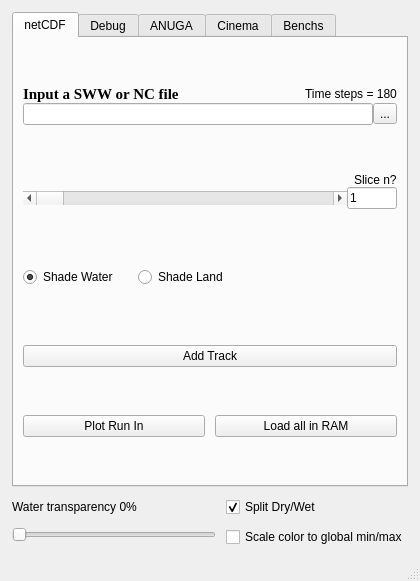
First picture: the form in deps/ui/aquamoto.ui, repository GenericMappingTools/InteractiveGMT, before the edit.
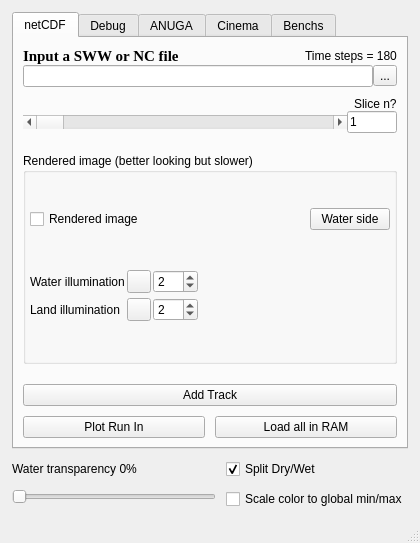
Second picture: the form after the edit.

Commit message: Aquamoto: "Rendered image" box drives the combined-image build

Patch:
```diff
--- a/deps/ui/aquamoto.ui
+++ b/deps/ui/aquamoto.ui
@@ -7,7 +7,7 @@
     <x>0</x>
     <y>0</y>
     <width>420</width>
-    <height>581</height>
+    <height>543</height>
    </rect>
   </property>
   <property name="windowTitle">
@@ -226,12 +226,30 @@
          </spacer>
         </item>
         <item>
-         <layout class="QHBoxLayout" name="shadeTogglesLayout">
+         <widget class="QGroupBox" name="renderedImageGroupBox">
+          <property name="title">
+           <string>Rendered image (better looking but slower)</string>
+          </property>
+          <layout class="QVBoxLayout" name="renderedImageGroupLayout">
           <property name="spacing">
-           <number>2</number>
-          </property>
+            <number>5</number>
+           </property>
+           <property name="leftMargin">
+            <number>4</number>
+           </property>
+           <property name="topMargin">
+            <number>0</number>
+           </property>
+           <property name="rightMargin">
+            <number>4</number>
+           </property>
+           <property name="bottomMargin">
+            <number>4</number>
+           </property>
           <item>
-           <widget class="QRadioButton" name="shadeWaterButton">
+            <layout class="QHBoxLayout" name="renderedImageLayout">
+             <item>
+              <widget class="QCheckBox" name="renderedImageCheck">
             <property name="sizePolicy">
              <sizepolicy hsizetype="Fixed" vsizetype="Fixed">
               <horstretch>0</horstretch>
@@ -239,31 +257,116 @@
              </sizepolicy>
             </property>
             <property name="text">
-             <string>Shade Water</string>
-            </property>
-            <property name="checked">
-             <bool>true</bool>
-            </property>
-           </widget>
-          </item>
+                <string>Rendered image</string>
+               </property>
+              </widget>
+             </item>
+             <item>
+              <spacer name="renderedImageSpacer">
+               <property name="orientation">
+                <enum>Qt::Orientation::Horizontal</enum>
+               </property>
+               <property name="sizeHint" stdset="0">
+                <size>
+                 <width>0</width>
+                 <height>0</height>
+                </size>
+               </property>
+              </spacer>
+             </item>
+             <item>
+              <widget class="QPushButton" name="renderedWaterSideButton">
+               <property name="sizePolicy">
+                <sizepolicy hsizetype="Fixed" vsizetype="Fixed">
+                 <horstretch>0</horstretch>
+                 <verstretch>0</verstretch>
+                </sizepolicy>
+               </property>
+               <property name="toolTip">
+                <string>Show the WATER half alone — the very picture the combine takes it from</string>
+               </property>
+               <property name="text">
+                <string>Water side</string>
+               </property>
+              </widget>
+             </item>
+            </layout>
+           </item>
           <item>
+            <layout class="QGridLayout" name="illumGridLayout">
+             <property name="horizontalSpacing">
+              <number>2</number>
+             </property>
+             <property name="verticalSpacing">
+              <number>5</number>
+             </property>
+             <item row="0" column="0">
+              <widget class="QLabel" name="waterIllumLabel">
+               <property name="text">
+                <string>Water illumination</string>
+               </property>
+              </widget>
+             </item>
+             <item row="0" column="1">
+              <widget class="QToolButton" name="waterIllumButton">
+               <property name="sizePolicy">
+                <sizepolicy hsizetype="Fixed" vsizetype="Fixed">
+                 <horstretch>0</horstretch>
+                 <verstretch>0</verstretch>
+                </sizepolicy>
+               </property>
+               <property name="toolTip">
+                <string>Illumination of the WATER side: pick the method the wet surface is lit with</string>
+               </property>
+               <property name="text">
+                <string/>
+               </property>
+              </widget>
+             </item>
+             <item row="0" column="2">
+              <widget class="QSpinBox" name="waterIllumModelSpinBox">
+               <property name="minimumSize">
+                <size>
+                 <width>45</width>
+                 <height>0</height>
+                </size>
+               </property>
+               <property name="toolTip">
+                <string>Illumination model (1-7) the WATER half is lit with</string>
+               </property>
+               <property name="minimum">
+                <number>1</number>
+               </property>
+               <property name="maximum">
+                <number>7</number>
+               </property>
+               <property name="value">
+                <number>2</number>
+               </property>
+              </widget>
+             </item>
+             <item row="0" column="3">
            <spacer name="shadeTogglesGapSpacer">
             <property name="orientation">
              <enum>Qt::Orientation::Horizontal</enum>
             </property>
-            <property name="sizeType">
-             <enum>QSizePolicy::Policy::Fixed</enum>
-            </property>
             <property name="sizeHint" stdset="0">
              <size>
-              <width>18</width>
-              <height>10</height>
+                 <width>0</width>
+                 <height>0</height>
              </size>
             </property>
            </spacer>
           </item>
-          <item>
-           <widget class="QRadioButton" name="shadeLandButton">
+             <item row="1" column="0">
+              <widget class="QLabel" name="landIllumLabel">
+               <property name="text">
+                <string>Land illumination</string>
+               </property>
+              </widget>
+             </item>
+             <item row="1" column="1">
+              <widget class="QToolButton" name="landIllumButton">
             <property name="sizePolicy">
              <sizepolicy hsizetype="Fixed" vsizetype="Fixed">
               <horstretch>0</horstretch>
@@ -271,11 +374,33 @@
              </sizepolicy>
             </property>
             <property name="text">
-             <string>Shade Land</string>
+                <string/>
             </property>
            </widget>
           </item>
-          <item>
+             <item row="1" column="2">
+              <widget class="QSpinBox" name="landIllumModelSpinBox">
+               <property name="minimumSize">
+                <size>
+                 <width>45</width>
+                 <height>0</height>
+                </size>
+               </property>
+               <property name="toolTip">
+                <string>Illumination model (1-7) the LAND half is lit with</string>
+               </property>
+               <property name="minimum">
+                <number>1</number>
+               </property>
+               <property name="maximum">
+                <number>7</number>
+               </property>
+               <property name="value">
+                <number>2</number>
+               </property>
+              </widget>
+             </item>
+             <item row="1" column="3">
            <spacer name="shadeTogglesTailSpacer">
             <property name="orientation">
              <enum>Qt::Orientation::Horizontal</enum>
@@ -283,12 +408,15 @@
             <property name="sizeHint" stdset="0">
              <size>
               <width>0</width>
-              <height>10</height>
+                 <height>0</height>
              </size>
             </property>
            </spacer>
           </item>
          </layout>
+           </item>
+          </layout>
+         </widget>
         </item>
         <item>
          <spacer name="netcdfTabVSpacer">
```
Left out of the diff: 55 changed lines with no effect on the pictures. Lines whose indentation alone changed are shown as unchanged. The commit also changes 3 other files.
